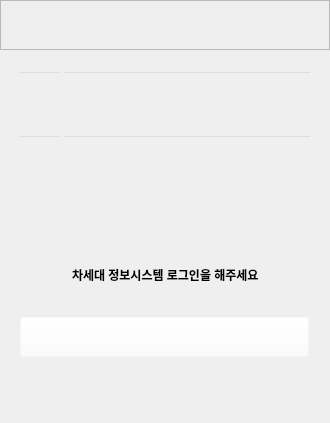
This is Soft_DEV/widget.ui in gnu-swta/Chat as Qt 5 draws it before an edit. The edited form follows.
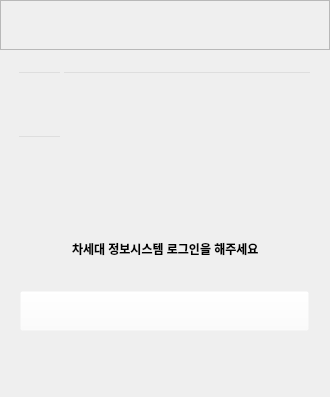
This is the edited form. Icons and pictures are not drawn.

```diff
--- a/Soft_DEV/widget.ui
+++ b/Soft_DEV/widget.ui
@@ -7,7 +7,7 @@
     <x>0</x>
     <y>0</y>
     <width>330</width>
-    <height>423</height>
+    <height>397</height>
    </rect>
   </property>
   <property name="minimumSize">
@@ -246,9 +246,15 @@
              <property name="text">
               <string notr="true"/>
              </property>
+             <property name="frame">
+              <bool>false</bool>
+             </property>
              <property name="echoMode">
               <enum>QLineEdit::Password</enum>
              </property>
+             <property name="alignment">
+              <set>Qt::AlignCenter</set>
+             </property>
             </widget>
            </item>
           </layout>
```
Left out of the diff: 3 changed lines with no effect on the pictures.
